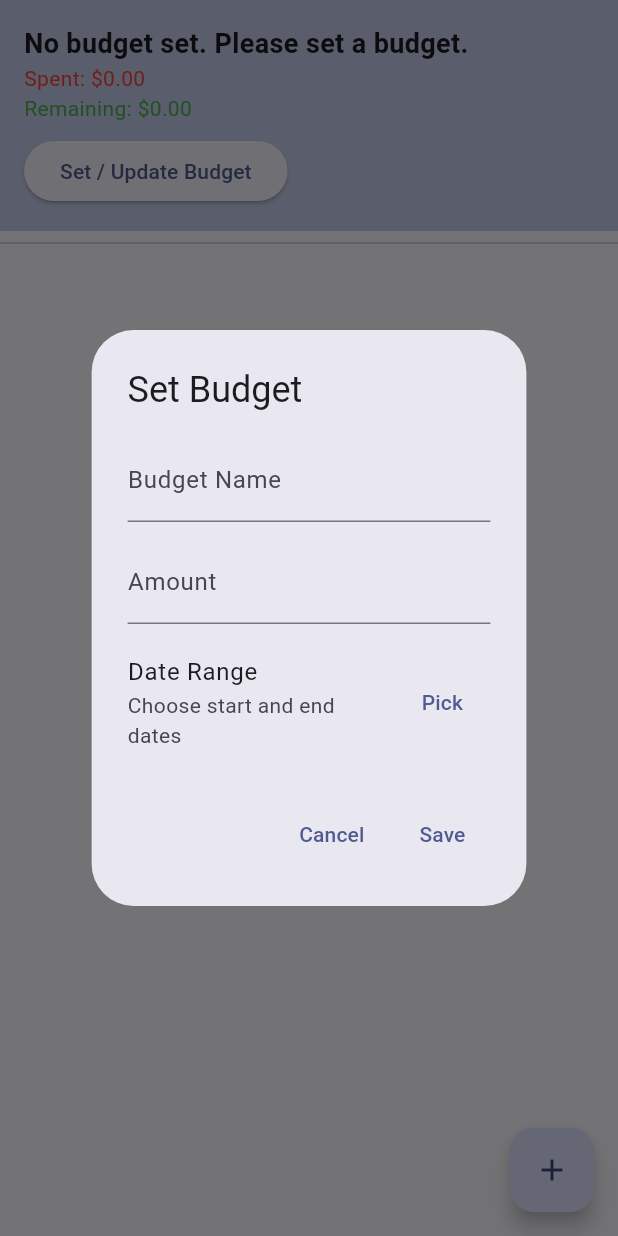
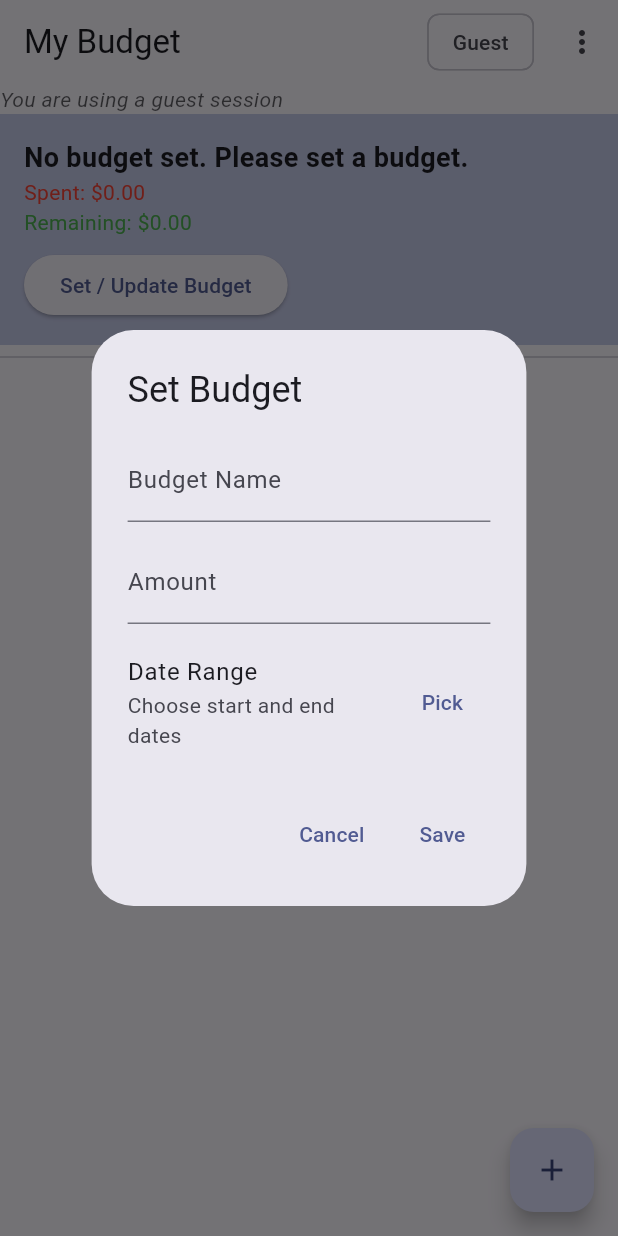
Before and after one commit to jshmartin/budgeting-app, a Flutter app: the screen it shows after launch, after a tap on "Set / Update Budget", on a phone screen of 412 x 824 dp. Run offline on Flutter 3.47's test engine with Material 3 defaults, Android fonts, the phone set to English and light mode, and no system bars; our stand-ins replace cloud_firestore, firebase_auth, firebase_core, hive, hive_flutter, shared_preferences; accounts and stored records are empty; network calls fail.

Commit message:
Added basic user auth
- budgets and transactions now save to the user
- added marker if user logged in and UI page for login
- also allow for anon use
- firestore rewritten to allow for new structure: users/{uid}/transactions and users/{uid}/budgets

```diff
--- a/budgeting_app/lib/main.dart
+++ b/budgeting_app/lib/main.dart
@@ -5,12 +5,19 @@ import 'firebase_options.dart';
 import 'models/budget.dart';
 import 'models/transaction.dart';
 import 'screens/home_screen.dart';
+import 'package:firebase_auth/firebase_auth.dart';
+
 
 void main() async {
   WidgetsFlutterBinding.ensureInitialized();
   await Firebase.initializeApp(
     options: DefaultFirebaseOptions.currentPlatform,
   );
+
+  final auth = FirebaseAuth.instance;
+  if (auth.currentUser == null) {
+    await auth.signInAnonymously();
+  }
 
   await Hive.initFlutter();
 
@@ -29,6 +36,7 @@ class BudgetingApp extends StatelessWidget {
   @override
   Widget build(BuildContext context) {
     return MaterialApp(
+      debugShowCheckedModeBanner: false,
       title: 'Budgeting App',
       theme: ThemeData(
         brightness: Brightness.light,
--- a/budgeting_app/lib/screens/home_screen.dart
+++ b/budgeting_app/lib/screens/home_screen.dart
@@ -7,6 +7,8 @@ import 'package:hive/hive.dart';
 import '../services/hive_service.dart';
 import '../models/transaction.dart';
 import 'add_transaction_screen.dart';
+import 'auth_screen.dart';
+import 'package:firebase_auth/firebase_auth.dart';
 
 class HomeScreen extends StatefulWidget {
   const HomeScreen({super.key});
@@ -280,8 +282,108 @@ class _HomeScreenState extends State<HomeScreen> {
   @override
   Widget build(BuildContext context) {
     return Scaffold(
+      appBar: AppBar(
+        title: const Text('My Budget'),
+        actions: [
+          // Live auth status
+          StreamBuilder<User?>(
+            stream: FirebaseAuth.instance.authStateChanges(),
+            builder: (context, snapshot) {
+              final user = snapshot.data;
+
+              // Label for the chip
+              final label = (user == null || user.isAnonymous)
+                  ? 'Guest'
+                  : (user.email ?? 'Signed in');
+
+              // Whether the sign-in option should be disabled
+              final isSignedIn = (user != null && !user.isAnonymous);
+
+              return Row(
+                children: [
+                  // Status chip
+                  Padding(
+                    padding: const EdgeInsets.only(right: 8.0),
+                    child: Chip(label: Text(label)),
+                  ),
+
+                  // Menu with conditional enable/disable
+                  PopupMenuButton<String>(
+                    onSelected: (value) async {
+                      if (value == 'account') {
+                        // Only allow if not signed in
+                        if (!isSignedIn) {
+                          final ok = await Navigator.push(
+                            context,
+                            MaterialPageRoute(
+                                builder: (_) => const AuthScreen()),
+                          );
+                          if (ok == true) {
+                            await _loadBudget(); // refresh scoped data
+                            await _loadTransactions(); // refresh scoped data
+                          }
+                        }
+                      } else if (value == 'signout') {
+                        await FirebaseAuth.instance.signOut();
+                        // After sign out, re‑anon sign in automatically on next start.
+                        await FirebaseAuth.instance.signInAnonymously();
+                        await _loadBudget();
+                        await _loadTransactions();
+                      }
+                    },
+                    itemBuilder: (ctx) => [
+                      // Sign in / Create account (disabled when already signed in)
+                      PopupMenuItem(
+                        value: 'account',
+                        enabled: !isSignedIn,
+                        child: Text(
+                          'Sign in / Create account',
+                          style: TextStyle(
+                            color: !isSignedIn
+                                ? null
+                                : Theme.of(context).disabledColor,
+                          ),
+                        ),
+                      ),
+                      // Optional: Sign out (only when signed in)
+                      if (isSignedIn)
+                        const PopupMenuItem(
+                          value: 'signout',
+                          child: Text('Sign out'),
+                        ),
+                    ],
+                  ),
+                ],
+              );
+            },
+          ),
+        ],
+      ),
       body: Column(
         children: [
+          StreamBuilder<User?>(
+            stream: FirebaseAuth.instance.authStateChanges(),
+            builder: (context, snapshot) {
+              final user = snapshot.data;
+              final signedIn = (user != null && !user.isAnonymous);
+              return Align(
+                alignment: Alignment.centerLeft,
+                child: Text(
+                  signedIn
+                      ? 'Account: ${user?.email ?? 'Signed in'}'
+                      : 'You are using a guest session',
+                  style: TextStyle(
+                    fontStyle: FontStyle.italic,
+                    color: Theme.of(context)
+                        .colorScheme
+                        .onSurface
+                        .withOpacity(0.7),
+                  ),
+                ),
+              );
+            },
+          ),
+
           // Budget summary box
           Container(
             width: double.infinity,
--- a/budgeting_app/lib/services/firebase_service.dart
+++ b/budgeting_app/lib/services/firebase_service.dart
@@ -1,24 +1,25 @@
 import 'package:cloud_firestore/cloud_firestore.dart';
+import 'package:firebase_auth/firebase_auth.dart';
 import '../models/budget.dart';
 import '../models/transaction.dart';
 
 class FirebaseService {
   static final _firestore = FirebaseFirestore.instance;
-  static final _transactionsRef = _firestore.collection('transactions');
+  static String get _uid => FirebaseAuth.instance.currentUser!.uid;
+
+
+  static CollectionReference<Map<String, dynamic>> get _budgetRef =>
+      _firestore.collection('users').doc(_uid).collection('budgets');
+
+  static CollectionReference<Map<String, dynamic>> get _transactionsRef =>
+      _firestore.collection('users').doc(_uid).collection('transactions');
 
   static Future<void> saveTransactionToFirebase(TransactionModel tx) async {
-    print("Saving transaction to Firebase: ${tx.toFirestore()}");
     await _transactionsRef.add(tx.toFirestore());
   }
-
-  // Fetch all transactions from Firestore
   static Future<List<TransactionModel>> fetchTransactionsFromFirebase() async {
-    final snapshot =
-        await _transactionsRef.orderBy('date', descending: true).get();
-
-    return snapshot.docs
-        .map((doc) => TransactionModel.fromFirestore(doc.data()))
-        .toList();
+    final qs = await _transactionsRef.orderBy('date', descending: true).get();
+    return qs.docs.map((d) => TransactionModel.fromFirestore(d.data())).toList();
   }
 
   // Clear all transactions from Firestore
@@ -29,19 +30,13 @@ class FirebaseService {
     }
   }
 
-  static final _budgetRef = _firestore.collection('budgets');
 
-  static Future<void> saveBudgetToFirebase(BudgetModel budget) async {
-    await _budgetRef.add(budget.toFirestore());
+  static Future<void> saveBudgetToFirebase(BudgetModel b) async {
+    await _budgetRef.add(b.toFirestore());
   }
-
-  // Fetch all budgets from Firestore
   static Future<List<BudgetModel>> fetchBudgetsFromFirebase() async {
-    final snapshot = await _budgetRef.orderBy('startDate', descending: true).get();
-
-    return snapshot.docs
-        .map((doc) => BudgetModel.fromFirestore(doc.data()))
-        .toList();
+    final qs = await _budgetRef.orderBy('startDate', descending: true).get();
+    return qs.docs.map((d) => BudgetModel.fromFirestore(d.data())).toList();
   }
 
   // Clear all budgets from Firestore
```
Also changed, not shown: budgeting_app/lib/screens/auth_screen.dart (added, +112 -0 lines), budgeting_app/lib/services/auth_service.dart (added, +90 -0 lines), 1 other file.
